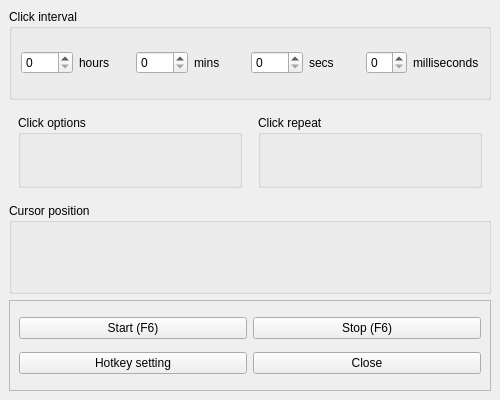
Old version of the form src/app/ui/main_window.ui in the repository greg-ynx/Auto_clicker_py.
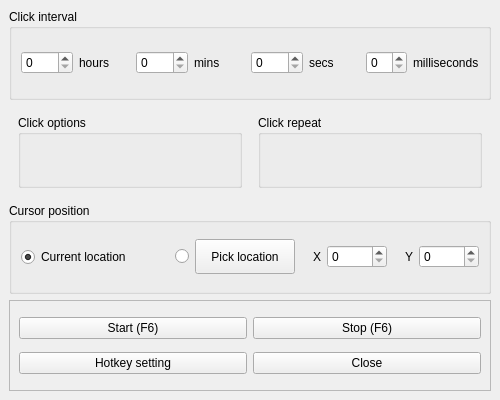
New version of the form. Icons and pictures are not drawn.

Commit message: ui Cursor position structure done

What changed in the file:
```diff
--- a/src/app/ui/main_window.ui
+++ b/src/app/ui/main_window.ui
@@ -143,6 +143,144 @@
       <property name="title">
        <string notr="true">Cursor position</string>
       </property>
+      <layout class="QHBoxLayout" name="horizontalLayout_7">
+       <item>
+        <widget class="QRadioButton" name="radioButton_2">
+         <property name="maximumSize">
+          <size>
+           <width>150</width>
+           <height>16777215</height>
+          </size>
+         </property>
+         <property name="text">
+          <string>Current location</string>
+         </property>
+         <property name="checked">
+          <bool>true</bool>
+         </property>
+        </widget>
+       </item>
+       <item>
+        <layout class="QHBoxLayout" name="horizontalLayout_8">
+         <item>
+          <widget class="QRadioButton" name="radioButton">
+           <property name="maximumSize">
+            <size>
+             <width>15</width>
+             <height>16777215</height>
+            </size>
+           </property>
+           <property name="baseSize">
+            <size>
+             <width>30</width>
+             <height>0</height>
+            </size>
+           </property>
+           <property name="text">
+            <string/>
+           </property>
+          </widget>
+         </item>
+         <item>
+          <widget class="QPushButton" name="pushButton">
+           <property name="minimumSize">
+            <size>
+             <width>100</width>
+             <height>35</height>
+            </size>
+           </property>
+           <property name="text">
+            <string>Pick location</string>
+           </property>
+          </widget>
+         </item>
+         <item>
+          <layout class="QHBoxLayout" name="horizontalLayout_9">
+           <item>
+            <widget class="QLabel" name="label_5">
+             <property name="minimumSize">
+              <size>
+               <width>20</width>
+               <height>0</height>
+              </size>
+             </property>
+             <property name="maximumSize">
+              <size>
+               <width>20</width>
+               <height>16777215</height>
+              </size>
+             </property>
+             <property name="text">
+              <string>X</string>
+             </property>
+             <property name="alignment">
+              <set>Qt::AlignRight|Qt::AlignTrailing|Qt::AlignVCenter</set>
+             </property>
+            </widget>
+           </item>
+           <item>
+            <widget class="QSpinBox" name="spinBox_5">
+             <property name="minimumSize">
+              <size>
+               <width>60</width>
+               <height>0</height>
+              </size>
+             </property>
+             <property name="maximumSize">
+              <size>
+               <width>60</width>
+               <height>16777215</height>
+              </size>
+             </property>
+            </widget>
+           </item>
+          </layout>
+         </item>
+         <item>
+          <layout class="QHBoxLayout" name="horizontalLayout_10">
+           <item>
+            <widget class="QLabel" name="label_6">
+             <property name="minimumSize">
+              <size>
+               <width>20</width>
+               <height>0</height>
+              </size>
+             </property>
+             <property name="maximumSize">
+              <size>
+               <width>20</width>
+               <height>16777215</height>
+              </size>
+             </property>
+             <property name="text">
+              <string>Y</string>
+             </property>
+             <property name="alignment">
+              <set>Qt::AlignRight|Qt::AlignTrailing|Qt::AlignVCenter</set>
+             </property>
+            </widget>
+           </item>
+           <item>
+            <widget class="QSpinBox" name="spinBox_6">
+             <property name="minimumSize">
+              <size>
+               <width>60</width>
+               <height>0</height>
+              </size>
+             </property>
+             <property name="maximumSize">
+              <size>
+               <width>60</width>
+               <height>16777215</height>
+              </size>
+             </property>
+            </widget>
+           </item>
+          </layout>
+         </item>
+        </layout>
+       </item>
+      </layout>
      </widget>
     </item>
     <item>
```
